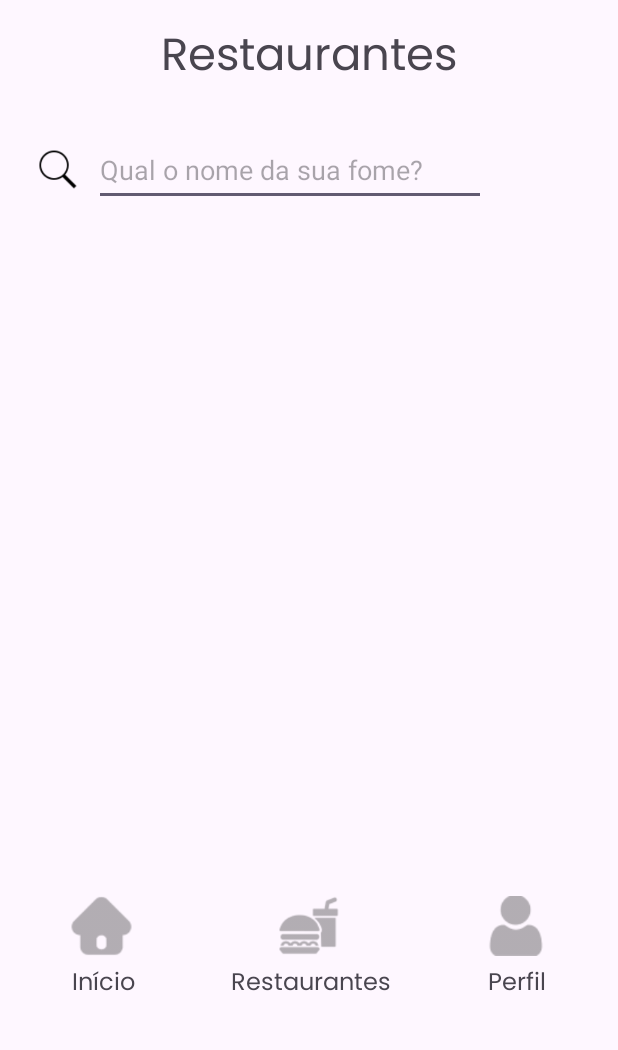
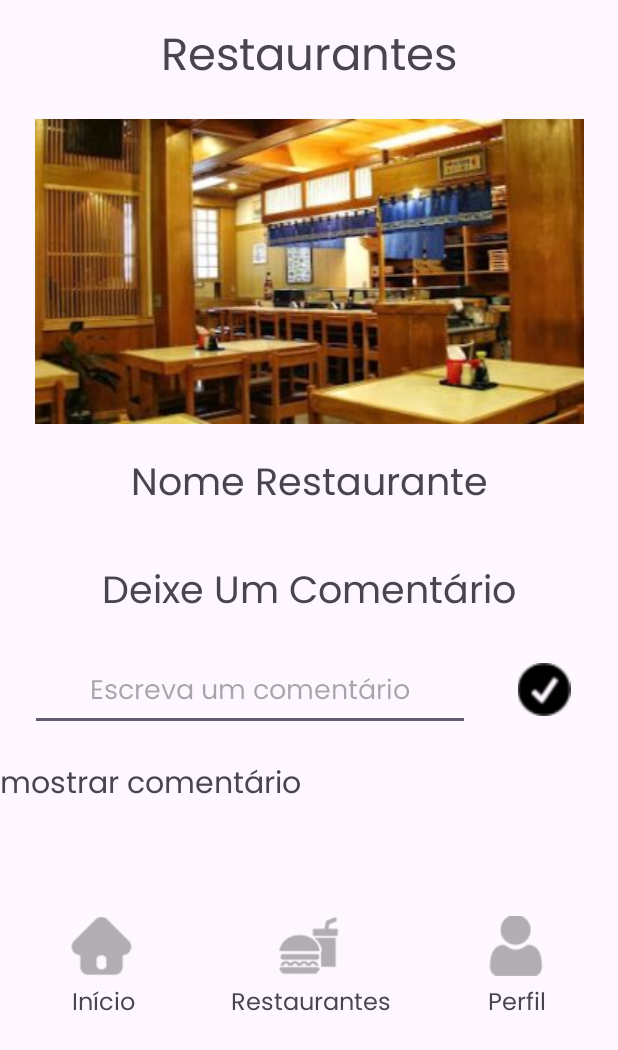
Before and after one commit to JoaoFGalliano/LibertFy, an Android app: the Restaurantes screen opened directly, with no data from a screen before it, on a phone screen of 412 x 824 dp. Shown: the top 1050 px of the screen. Run offline under Robolectric (Android 15) with nearby library versions, the phone set to English and light mode, and no system bars.

Commit message:
Tela de restaurante com comentários

```diff
--- a/app/src/main/res/layout/activity_restaurantes.xml
+++ b/app/src/main/res/layout/activity_restaurantes.xml
@@ -6,8 +6,10 @@
     android:layout_height="match_parent"
     tools:context=".Restaurantes">
 
-    <LinearLayout style="@style/layout_vertical"
-        tools:ignore="MissingConstraints">
+    <LinearLayout
+        style="@style/layout_vertical"
+        tools:ignore="MissingConstraints"
+        >
 
         <LinearLayout
             style="@style/layout_vertical"
@@ -15,41 +17,84 @@
 
             <TextView
                 style="@style/fonte_padrao"
+                android:layout_marginTop="10dp"
                 android:layout_width="match_parent"
                 android:layout_height="wrap_content"
-                android:layout_marginTop="10dp"
                 android:text="@string/foot_rest"></TextView>
         </LinearLayout>
 
+    <LinearLayout style="@style/layout_vertical">
+
+        <ImageView
+            android:id="@+id/etRest"
+            android:layout_width="match_parent"
+            android:layout_height="wrap_content"
+            android:layout_marginTop="20dp"
+            android:src="@drawable/ambiente"></ImageView>
+
+
+        <TextView
+            android:id="@+id/tvRest"
+            style="@style/fonte_padrao"
+            android:textSize="25dp"
+            android:layout_width="match_parent"
+            android:layout_height="wrap_content"
+            android:layout_marginTop="20dp"
+            android:text="Nome Restaurante"></TextView>
+
+        <TextView
+            style="@style/fonte_padrao"
+            android:textSize="25dp"
+            android:layout_width="match_parent"
+            android:layout_height="wrap_content"
+            android:layout_marginTop="30dp"
+            android:text="Deixe Um Comentário">
+
+        </TextView>
+    </LinearLayout>
 
         <LinearLayout
-            android:layout_width="360dp"
+            android:layout_width="match_parent"
             android:layout_height="wrap_content"
-            android:layout_marginLeft="24dp"
-            android:layout_marginTop="30dp">
+            >
+
+
+            <EditText
+                android:layout_marginLeft="20dp"
+                android:id="@+id/etComent"
+                android:layout_width="wrap_content"
+                android:layout_height="wrap_content"
+                android:layout_marginTop="20dp"
+                android:layout_weight="1"
+                android:fontFamily="@font/poppins_reg"
+                android:hint="Escreva um comentário"
+                android:textAlignment="center" />
 
             <ImageView
-                android:layout_width="10dp"
-                android:layout_height="30dp"
-                android:layout_gravity="center"
-                android:layout_marginRight="10dp"
-                android:layout_weight="0.5"
-                android:src="@drawable/busca" />
+                android:id="@+id/icOk"
+                android:layout_width="wrap_content"
+                android:layout_height="35dp"
+                android:layout_marginTop="25dp"
+                android:layout_weight="1"
+                android:src="@drawable/ok"></ImageView>
+        </LinearLayout>
 
-            <EditText
-                android:layout_width="wrap_content"
-                android:layout_height="48dp"
-                android:layout_marginRight="60dp"
-                android:layout_weight="1"
-                android:hint="@string/cx_busca"
-                android:inputType="text"></EditText>
-        </LinearLayout>
+        <TextView
+            android:id="@+id/tvComentario"
+            android:layout_width="match_parent"
+            android:layout_height="wrap_content"
+            android:layout_marginTop="20dp"
+            android:fontFamily="@font/poppins_reg"
+            android:text="mostrar comentário"
+            android:textSize="20sp"
+            android:visibility="visible">
+        </TextView>
 
 
         <LinearLayout
             android:layout_width="match_parent"
             android:layout_height="wrap_content"
-            android:layout_marginTop="460dp"
+            android:layout_marginTop="70dp"
             android:layout_marginBottom="5dp">
 
             <ImageView
```
Also changed, not shown: app/src/main/res/drawable/ambiente.jpg (added), app/src/main/res/drawable/foto.jpg (added), app/src/main/res/drawable/image.png (added), app/src/main/res/drawable/logo_libert2.png (added), app/src/main/res/drawable/ok.png (added).
